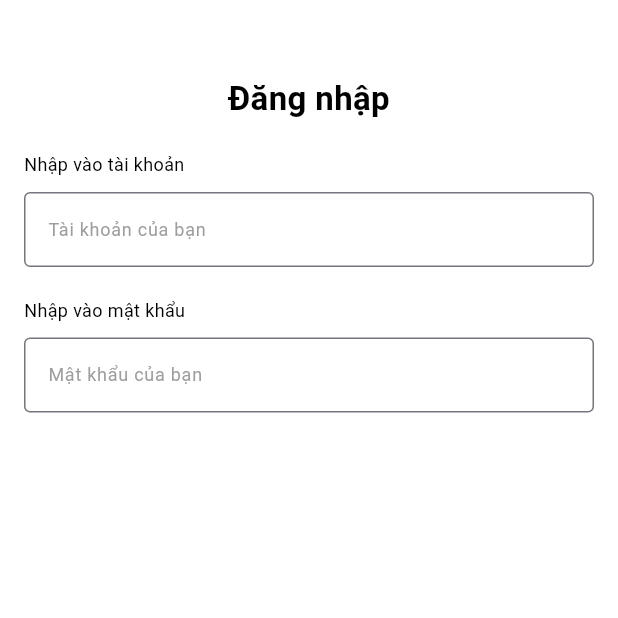
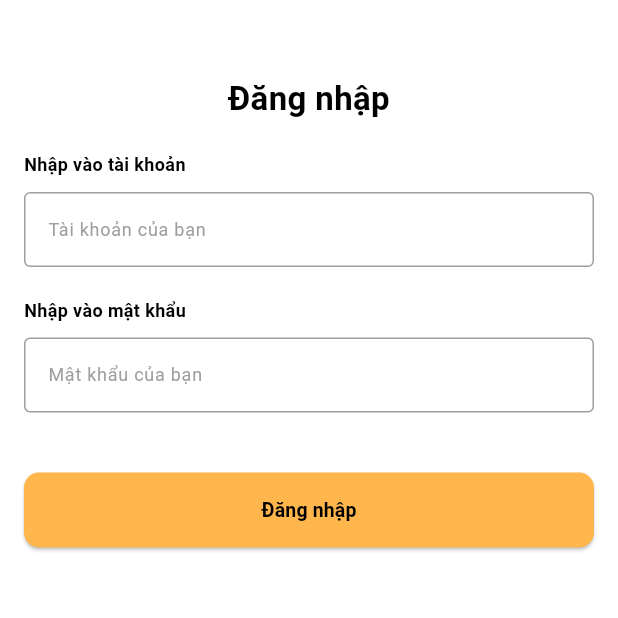
Before and after one commit to Kane12703/ScanPointApp, a Flutter app: the Login screen opened directly, on a phone screen of 412 x 824 dp, the top half of it. Run offline on Flutter 3.47's test engine with Material 3 defaults, Android fonts, the phone set to English and light mode, and no system bars.

Commit message:
code ui login

```diff
--- a/lib/ui/auth/login.dart
+++ b/lib/ui/auth/login.dart
@@ -1,5 +1,6 @@
 import 'package:flutter/material.dart';
 import 'package:scan_point_app/widgets/text_field_custom.dart';
+import 'package:scan_point_app/widgets/button_custom.dart';
 
 class Login extends StatefulWidget {
   const Login({super.key});
@@ -9,8 +10,37 @@ class Login extends StatefulWidget {
 }
 
 class _LoginState extends State<Login> {
+  final TextEditingController userController = TextEditingController();
+  final TextEditingController passController = TextEditingController();
+  final GlobalKey<FormState> formKey = GlobalKey<FormState>();
+  String? forceErrorText;
+
+  String? passwordValidator(String? value) {
+    if (value == null || value.isEmpty) {
+      return 'Vui lòng nhập mật khẩu !!';
+    }
+    return null;
+  }
+
+  String? userValidator(String? value) {
+    if (value == null || value.isEmpty) {
+      return 'Vui lòng nhập tài  !!';
+    }
+
+    return null;
+  }
+
+  onLogin() {
+    final bool isValid = formKey.currentState?.validate() ?? false;
+    if (!isValid) {
+      return;
+    }
+  }
+
   @override
   void dispose() {
+    userController.dispose();
+    passController.dispose();
     super.dispose();
   }
 
@@ -21,9 +51,11 @@ class _LoginState extends State<Login> {
           width: MediaQuery.of(context).size.width,
           padding: const EdgeInsets.only(top: 50, right: 16, left: 16),
           color: Colors.white,
-        child: const Column(
+          child: Form(
+            key: formKey,
+            child: Column(
               children: [
-            Text(
+                const Text(
                   'Đăng nhập',
                   style: TextStyle(
                       fontSize: 22,
@@ -31,19 +63,34 @@ class _LoginState extends State<Login> {
                       fontWeight: FontWeight.bold),
                 ),
                 Padding(
-              padding: EdgeInsets.only(top: 20),
+                  padding: const EdgeInsets.only(top: 20),
                   child: TextFieldCustom(
                     label: 'Nhập vào tài khoản',
-                  placeholder: 'Tài khoản của bạn'),
+                    placeholder: 'Tài khoản của bạn',
+                    validator: userValidator,
+                    controller: userController,
+                  ),
                 ),
                 Padding(
-              padding: EdgeInsets.only(top: 20),
+                  padding: const EdgeInsets.only(top: 20),
                   child: TextFieldCustom(
-                  label: 'Nhập vào mật khẩu', placeholder: 'Mật khẩu của bạn'),
+                    label: 'Nhập vào mật khẩu',
+                    placeholder: 'Mật khẩu của bạn',
+                    isPassword: true,
+                    validator: passwordValidator,
+                    controller: passController,
                   ),
+                ),
+                Padding(
+                  padding: const EdgeInsets.only(top: 40),
+                  child: ButtonCustom(
+                    label: 'Đăng nhập',
+                    onPressed: onLogin,
+                  ),
+                )
               ],
             ),
-      ),
+          )),
     );
   }
 }
--- a/lib/ui/main/home/home.dart
+++ b/lib/ui/main/home/home.dart
@@ -15,7 +15,7 @@ class _ScanPointAppState extends State<ScanPointApp> {
   @override
   Widget build(BuildContext context) {
     return const MaterialApp(
-      home: Login(),
+      home: BottomTabApp(),
       debugShowCheckedModeBanner: false,
     );
   }
--- a/lib/widgets/button_custom.dart
+++ b/lib/widgets/button_custom.dart
@@ -1,16 +1,26 @@
 import 'package:flutter/material.dart';
 
 class ButtonCustom extends StatelessWidget {
-  const ButtonCustom({super.key});
+  final String label;
+  final void Function()? onPressed;
+
+  const ButtonCustom({super.key, required this.label, this.onPressed});
 
   @override
   Widget build(BuildContext context) {
-    return TextButton(
-      style: ButtonStyle(
-        foregroundColor: WidgetStateProperty.all<Color>(Colors.blue),
+    return ElevatedButton(
+      onPressed: onPressed,
+      style: ElevatedButton.styleFrom(
+          backgroundColor: Colors.orange[300],
+          maximumSize: const Size(double.infinity, 50),
+          minimumSize: const Size(double.infinity, 50),
+          shape:
+              RoundedRectangleBorder(borderRadius: BorderRadius.circular(10))),
+      child: Text(
+        label,
+        style: const TextStyle(
+            fontSize: 13, fontWeight: FontWeight.bold, color: Colors.black),
       ),
-      onPressed: () {},
-      child: const Text('TextButton'),
     );
   }
 }
--- a/lib/widgets/text_field_custom.dart
+++ b/lib/widgets/text_field_custom.dart
@@ -4,19 +4,22 @@ class TextFieldCustom extends StatefulWidget {
   final Function(String val)? onChange;
   final String placeholder;
   final bool? isPassword;
+  final String? forceErrorText;
   final String label;
   final TextEditingController? controller;
   final TextInputType? keyboardType;
+  final String? Function(String?)? validator;
 
-  const TextFieldCustom({
-    super.key,
+  const TextFieldCustom(
+      {super.key,
       this.controller,
       this.isPassword,
       this.keyboardType,
+      this.forceErrorText,
       required this.label,
       required this.placeholder,
       this.onChange,
-  });
+      this.validator});
 
   @override
   State<TextFieldCustom> createState() => _TextFieldCustomState();
@@ -32,7 +35,8 @@ class _TextFieldCustomState extends State<TextFieldCustom> {
           padding: const EdgeInsets.only(bottom: 10),
           child: Text(
             widget.label,
-            style: const TextStyle(color: Colors.black, fontSize: 12),
+            style: const TextStyle(
+                color: Colors.black, fontSize: 12, fontWeight: FontWeight.bold),
           ),
         ),
         TextFormField(
@@ -42,13 +46,36 @@ class _TextFieldCustomState extends State<TextFieldCustom> {
           keyboardType: widget.keyboardType,
           obscureText: widget.isPassword ?? false,
           onChanged: widget.onChange,
+          forceErrorText: widget.forceErrorText,
+          validator: widget.validator,
           decoration: InputDecoration(
+              errorStyle: const TextStyle(fontSize: 10),
               hintText: widget.placeholder,
-              border: const OutlineInputBorder(),
+              focusedBorder: OutlineInputBorder(
+                borderSide: BorderSide(
+                  color: Colors.orange[300]!,
+                ),
+              ),
+              enabledBorder: const OutlineInputBorder(
+                borderSide: BorderSide(
+                  color: Colors.grey,
+                ),
+              ),
+              focusedErrorBorder: const OutlineInputBorder(
+                borderSide: BorderSide(
+                  color: Colors.red,
+                ),
+              ),
+              errorBorder: const OutlineInputBorder(
+                borderSide: BorderSide(
+                  color: Colors.red,
+                ),
+              ),
               hintStyle: const TextStyle(
                 color: Colors.grey,
                 fontSize: 12,
-                  fontWeight: FontWeight.w400)),
+                fontWeight: FontWeight.w400,
+              )),
         ),
       ],
     );
```
Lines whose indentation alone changed are shown as unchanged.
